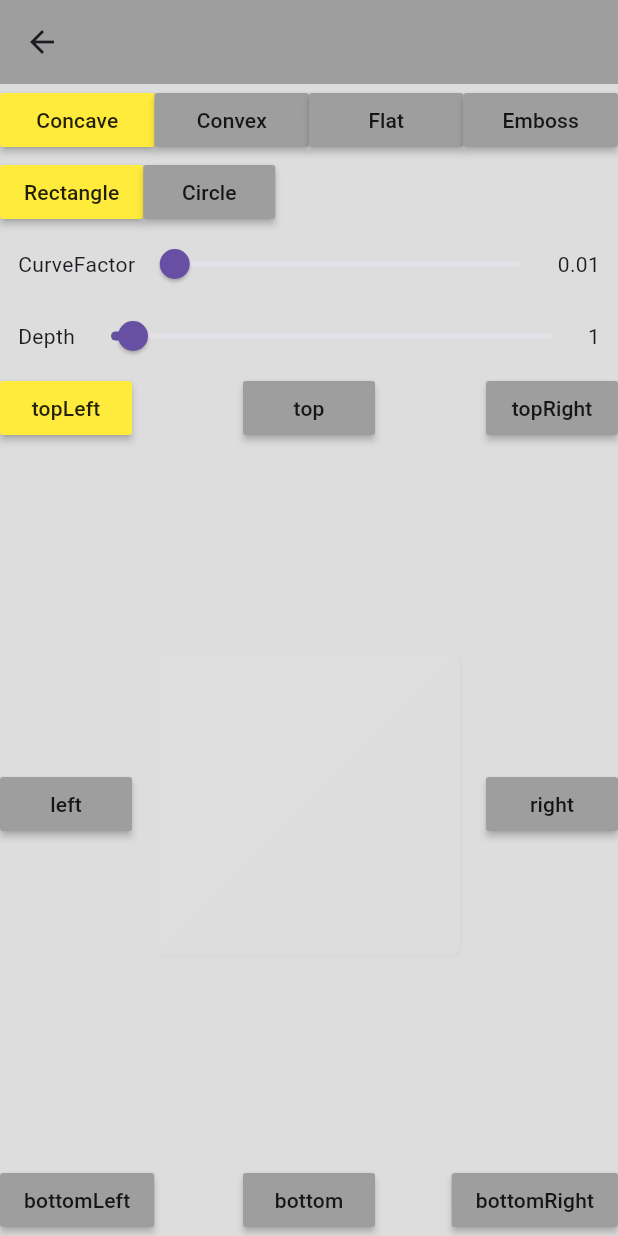
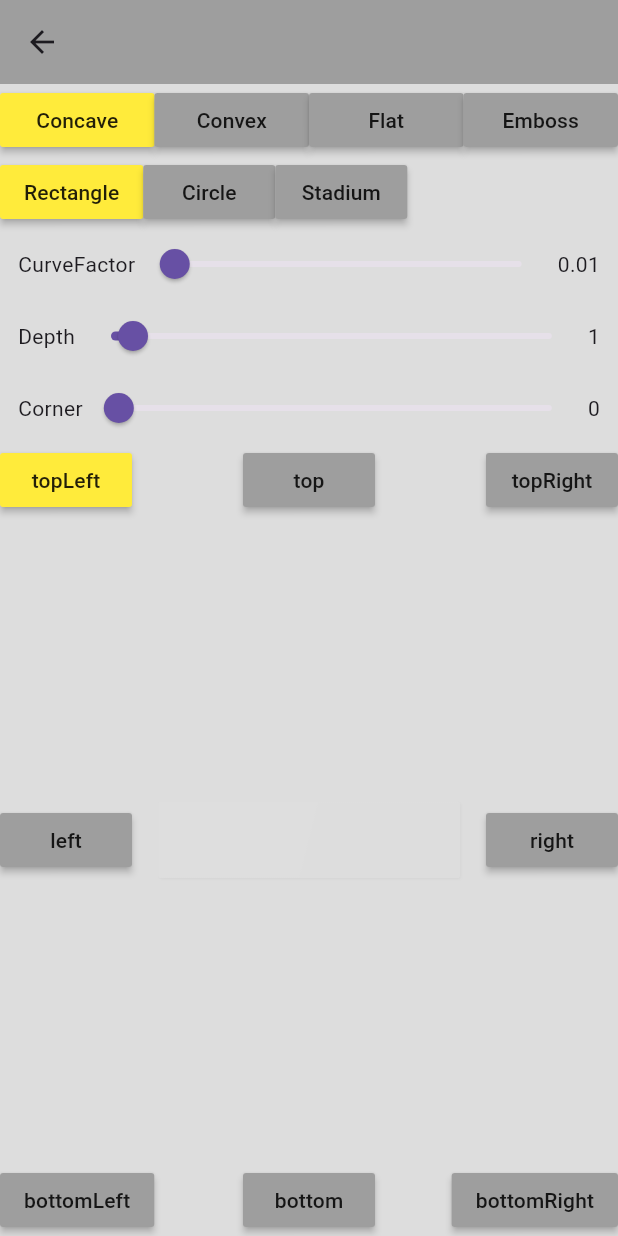
Before and after one commit to TimiMoorhouse/Neural, a Flutter app: the screen it shows after launch, after a tap on "container", on a phone screen of 412 x 824 dp. Run offline on Flutter 3.47's test engine with Material 3 defaults, Android fonts, the light colour scheme and no system bars.

Commit message:
implemented stadium

```diff
--- a/example/lib/container.dart
+++ b/example/lib/container.dart
@@ -12,9 +12,10 @@ class _ContainerPageState extends State<ContainerPage> {
 
   LightSource lightSource = LightSource.topLeft;
   NeumorphicShape shape = NeumorphicShape.concave;
-  BoxShape boxShape = BoxShape.rectangle;
+  NeumorphicBoxShape boxShape = NeumorphicBoxShape.roundRect();
   double depth = 1;
   double curveFactor = 1;
+  double cornerRadius = 0;
 
   @override
   Widget build(BuildContext context) {
@@ -39,6 +40,7 @@ class _ContainerPageState extends State<ContainerPage> {
               boxshapeWidget(),
               curveSelector(),
               depthSelector(),
+              cornerRadiusSelector(),
               Expanded(
                 child: Stack(
                   fit: StackFit.expand,
@@ -55,7 +57,7 @@ class _ContainerPageState extends State<ContainerPage> {
 
   Widget neumorphic() {
     return SizedBox(
-      height: 200,
+      height: 50,
       width: 200,
       child: NeumorphicButton(
         shape: boxShape,
@@ -100,6 +102,36 @@ class _ContainerPageState extends State<ContainerPage> {
     );
   }
 
+  Widget cornerRadiusSelector() {
+    return Row(
+      children: <Widget>[
+        Padding(
+          padding: EdgeInsets.only(left: 12),
+          child: Text("Corner"),
+        ),
+        Expanded(
+          child: Slider(
+            min: 0,
+            max: 30,
+            value: cornerRadius,
+            onChanged: (value){
+              setState(() {
+                cornerRadius = value;
+                if(boxShape.isRoundRect) {
+                  boxShape = NeumorphicBoxShape.roundRect(borderRadius: BorderRadius.circular(this.cornerRadius));
+                }
+              });
+            },
+          ),
+        ),
+        Padding(
+          padding: EdgeInsets.only(right: 12),
+          child: Text(cornerRadius.floor().toString()),
+        ),
+      ],
+    );
+  }
+
   Widget curveSelector() {
     return Row(
       children: <Widget>[
@@ -134,20 +166,29 @@ class _ContainerPageState extends State<ContainerPage> {
         RaisedButton(
           onPressed: () {
             setState(() {
-              boxShape = BoxShape.rectangle;
+              boxShape = NeumorphicBoxShape.roundRect(borderRadius: BorderRadius.circular(this.cornerRadius));
             });
           },
-          color: boxShape == BoxShape.rectangle ? buttonActiveColor : buttonInnactiveColor,
+          color: boxShape.isRoundRect ? buttonActiveColor : buttonInnactiveColor,
           child: Text("Rectangle"),
         ),
         RaisedButton(
           onPressed: () {
             setState(() {
-              boxShape = BoxShape.circle;
+              boxShape = NeumorphicBoxShape.circle();
             });
           },
-          color: boxShape == BoxShape.circle ? buttonActiveColor : buttonInnactiveColor,
+          color: boxShape.isCircle ? buttonActiveColor : buttonInnactiveColor,
           child: Text("Circle"),
+        ),
+        RaisedButton(
+          onPressed: () {
+            setState(() {
+              boxShape = NeumorphicBoxShape.stadium();
+            });
+          },
+          color: boxShape.isStadium ? buttonActiveColor : buttonInnactiveColor,
+          child: Text("Stadium"),
         ),
       ],
     );
--- /dev/null
+++ b/lib/NeumorphicBoxShape.dart
@@ -0,0 +1,19 @@
+
+import 'package:flutter/cupertino.dart';
+
+class NeumorphicBoxShape {
+
+  final BoxShape boxShape;
+  final BorderRadius borderRadius;
+  final bool _stadium;
+
+  NeumorphicBoxShape._({this.boxShape, this.borderRadius, bool stadium = false}) : this._stadium = stadium;
+
+  NeumorphicBoxShape.circle() : this._(boxShape: BoxShape.circle);
+  NeumorphicBoxShape.roundRect({BorderRadius borderRadius}) : this._(boxShape: BoxShape.rectangle, borderRadius: borderRadius);
+  NeumorphicBoxShape.stadium() : this._(boxShape: BoxShape.rectangle, borderRadius: BorderRadius.circular(30), stadium: true);
+
+  bool get isStadium => boxShape == BoxShape.rectangle && this._stadium == true;
+  bool get isCircle => boxShape == BoxShape.circle;
+  bool get isRoundRect => boxShape == BoxShape.rectangle && this._stadium == false;
+}
--- a/lib/flutter_neumorphic.dart
+++ b/lib/flutter_neumorphic.dart
@@ -4,6 +4,7 @@ export 'colors.dart';
 export 'widget/container.dart';
 export 'widget/button.dart';
 export 'theme.dart';
+export 'NeumorphicBoxShape.dart';
 export 'shape.dart';
 export 'neumortphic_decorator.dart';
 export 'theme_finder.dart';
--- a/lib/neumortphic_decorator.dart
+++ b/lib/neumortphic_decorator.dart
@@ -1,6 +1,8 @@
 import 'package:flutter/material.dart';
 import 'package:flutter/painting.dart';
 import 'package:flutter_neumorphic/flutter_neumorphic.dart';
+
+import 'NeumorphicBoxShape.dart';
 
 Offset limitOffset(Offset offset, double minXY, double maxXY) {
   final dx = offset.dx.clamp(minXY, maxXY);
@@ -130,7 +132,7 @@ List<BoxShadow> generateUsualBoxShadow({@required Offset offset, @required Color
 BoxDecoration generateNeumorphicDecoratorEmboss({
   /*nullable*/ Color accent,
   NeumorphicStyle style,
-  BoxShape shape,
+  NeumorphicBoxShape shape,
 }) {
   List<BoxShadow> boxShadows;
   var innerColor = accent ?? style.baseColor;
@@ -215,18 +217,16 @@ BoxDecoration generateNeumorphicDecoratorEmboss({
     ];
   }
 
-  if (shape == BoxShape.circle) {
+  if (shape.isCircle) {
     return BoxDecoration(
       boxShadow: boxShadows,
-      shape: shape,
+      shape: shape.boxShape,
     );
   } else {
     return BoxDecoration(
-      borderRadius: style.borderRadius == 0
-          ? null
-          : BorderRadius.circular(style.borderRadius),
+      borderRadius: shape.borderRadius,
       boxShadow: boxShadows,
-      shape: shape,
+      shape: shape.boxShape,
     );
   }
 }
@@ -234,7 +234,7 @@ BoxDecoration generateNeumorphicDecoratorEmboss({
 BoxDecoration generateNeumorphicDecoratorFlat({
 /*nullable*/ @required Color accent,
   @required NeumorphicStyle style,
-  @required BoxShape shape,
+  @required NeumorphicBoxShape shape,
 }) {
   final Color innerColor = accent ?? style.baseColor;
 
@@ -245,20 +245,18 @@ BoxDecoration generateNeumorphicDecoratorFlat({
     color: NeumorphicColors.getAdjustColor(innerColor, 0 - style.depth / 2),
   );
 
-  if (shape == BoxShape.circle) {
+  if (shape.isCircle) {
     return BoxDecoration(
       boxShadow: boxShadows,
       gradient: gradient,
-      shape: shape,
+      shape: shape.boxShape,
     );
   } else {
     return BoxDecoration(
-      borderRadius: style.borderRadius == 0
-          ? null
-          : BorderRadius.circular(style.borderRadius),
+      borderRadius: shape.borderRadius,
       boxShadow: boxShadows,
       gradient: gradient,
-      shape: shape,
+      shape: shape.boxShape,
     );
   }
 }
@@ -266,7 +264,7 @@ BoxDecoration generateNeumorphicDecoratorFlat({
 BoxDecoration generateNeumorphicDecoratorConcaveConvex({
 /*nullable*/ Color accent,
   NeumorphicStyle style,
-  BoxShape shape,
+  NeumorphicBoxShape shape,
 }) {
   final Color innerColor = accent ?? style.baseColor;
   final double depth = style.depth.clamp(0, Neumorphic.MAX_DEPTH);
@@ -319,20 +317,18 @@ BoxDecoration generateNeumorphicDecoratorConcaveConvex({
         1
       ]);
 
-  if (shape == BoxShape.circle) {
+  if (shape.isCircle) {
     return BoxDecoration(
       boxShadow: boxShadows,
       gradient: gradient,
-      shape: shape,
+      shape: shape.boxShape,
     );
   } else {
     return BoxDecoration(
-      borderRadius: style.borderRadius == 0
-          ? null
-          : BorderRadius.circular(style.borderRadius),
+      borderRadius: shape.borderRadius,
       boxShadow: boxShadows,
       gradient: gradient,
-      shape: shape,
+      shape: shape.boxShape,
     );
   }
 }
@@ -341,7 +337,7 @@ BoxDecoration generateNeumorphicDecorator(
     {
     /*nullable*/ Color accent,
     NeumorphicStyle style,
-    BoxShape shape}) {
+      NeumorphicBoxShape shape}) {
   if (style.shape == NeumorphicShape.emboss) {
     return generateNeumorphicDecoratorEmboss(
         accent: accent, style: style, shape: shape);
@@ -355,6 +351,6 @@ BoxDecoration generateNeumorphicDecorator(
 }
 
 Widget generateNeumorphicChild(
-    {Color accent, NeumorphicStyle style, BoxShape shape, Widget child}) {
+    {Color accent, NeumorphicStyle style, NeumorphicBoxShape shape, Widget child}) {
   return child;
 }
--- a/lib/theme.dart
+++ b/lib/theme.dart
@@ -50,11 +50,9 @@ class NeumorphicStyle {
   final LightSource lightSource;
   final double _curveFactor;
 
-  final double borderRadius;
   final NeumorphicShape shape;
 
   const NeumorphicStyle({
-    this.borderRadius = _defaultBorderRadius,
     this.shape = _defaultShape,
     this.lightSource,
     this.baseColor,
@@ -68,7 +66,6 @@ class NeumorphicStyle {
 
   NeumorphicStyle copyWithThemeIfNull(NeumorphicTheme theme) {
     return new NeumorphicStyle(
-        borderRadius: this.borderRadius,
         baseColor: this.baseColor ?? theme.baseColor,
         shape: this.shape,
         depth: this.depth ?? theme.depth,
@@ -87,7 +84,6 @@ class NeumorphicStyle {
               curveFactor == other.curveFactor &&
               intensity == other.intensity &&
               lightSource == other.lightSource &&
-              borderRadius == other.borderRadius &&
               shape == other.shape;
 
   @override
@@ -97,7 +93,6 @@ class NeumorphicStyle {
       curveFactor.hashCode ^
       intensity.hashCode ^
       lightSource.hashCode ^
-      borderRadius.hashCode ^
       shape.hashCode;
 
   NeumorphicStyle copyWith({
@@ -115,7 +110,6 @@ class NeumorphicStyle {
       intensity: intensity ?? this.intensity,
       curveFactor: curveFactor ?? this.curveFactor,
       lightSource: lightSource ?? this.lightSource,
-      borderRadius: borderRadius ?? this.borderRadius,
       shape: shape ?? this.shape,
     );
   }
--- a/lib/widget/button.dart
+++ b/lib/widget/button.dart
@@ -1,5 +1,6 @@
 import 'package:flutter/widgets.dart';
 
+import '../NeumorphicBoxShape.dart';
 import '../theme.dart';
 import 'animation/animated_scale.dart';
 import 'container.dart';
@@ -8,7 +9,7 @@ class NeumorphicButton extends StatefulWidget {
   final Widget child;
   final NeumorphicStyle style;
   final double minDistance;
-  final BoxShape shape;
+  final NeumorphicBoxShape shape;
   final EdgeInsets padding;
 
   const NeumorphicButton({
--- a/lib/widget/container.dart
+++ b/lib/widget/container.dart
@@ -1,6 +1,7 @@
 import 'package:flutter/material.dart';
 import 'package:flutter_neumorphic/theme_finder.dart';
 
+import '../NeumorphicBoxShape.dart';
 import '../flutter_neumorphic.dart';
 
 @immutable
@@ -16,7 +17,7 @@ class Neumorphic extends StatelessWidget {
   final Color accent;
   final NeumorphicStyle style;
   final EdgeInsets padding;
-  final BoxShape shape;
+  final NeumorphicBoxShape shape;
 
   //forces have 2 different widgets if the shape changes
   final Key _circleKey = Key("circle");
@@ -36,7 +37,7 @@ class Neumorphic extends StatelessWidget {
 
     final theme = findNeumorphicTheme(context) ?? neumorphicDefaultTheme;
     final style = (this.style ?? NeumorphicStyle()).copyWithThemeIfNull(theme);
-    final shape = this.shape ?? BoxShape.rectangle;
+    final shape = this.shape ?? NeumorphicBoxShape.roundRect();
 
     final decorator = generateNeumorphicDecorator(
       accent: this.accent,
@@ -52,7 +53,7 @@ class Neumorphic extends StatelessWidget {
     );
 
     return AnimatedContainer(
-      key: shape == BoxShape.circle ? _circleKey : _rectangleKey,
+      key: shape.isCircle ? _circleKey : _rectangleKey,
       duration: const Duration(milliseconds: 150),
       child: child,
       decoration: decorator,
```
Also changed, not shown: example/lib/list_container.dart (+4 -8 lines).
